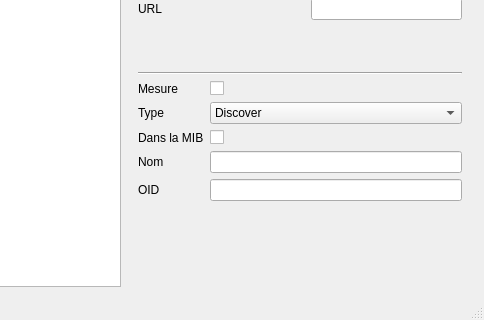
First picture: the form in mainwindow.ui, repository BriceDucardonnoy/EasyWcmDriverCreator, before the edit; both pictures show x 690 to 1174 and y 420 to 740 of the 1174 by 740 pixel window.
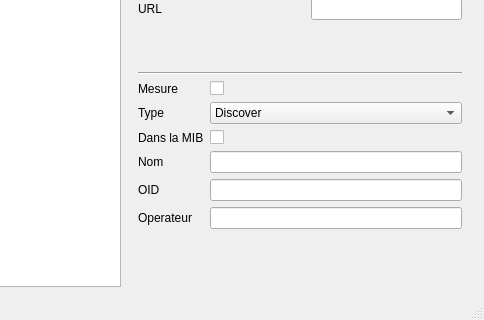
Second picture: the form after the edit.

```diff
--- a/mainwindow.ui
+++ b/mainwindow.ui
@@ -285,6 +285,16 @@
          <item row="4" column="1">
           <widget class="QLineEdit" name="oidLineEdit"/>
          </item>
+         <item row="5" column="0">
+          <widget class="QLabel" name="operateurLabel">
+           <property name="text">
+            <string>Operateur</string>
+           </property>
+          </widget>
+         </item>
+         <item row="5" column="1">
+          <widget class="QLineEdit" name="operateurLineEdit"/>
+         </item>
         </layout>
        </item>
       </layout>
```
